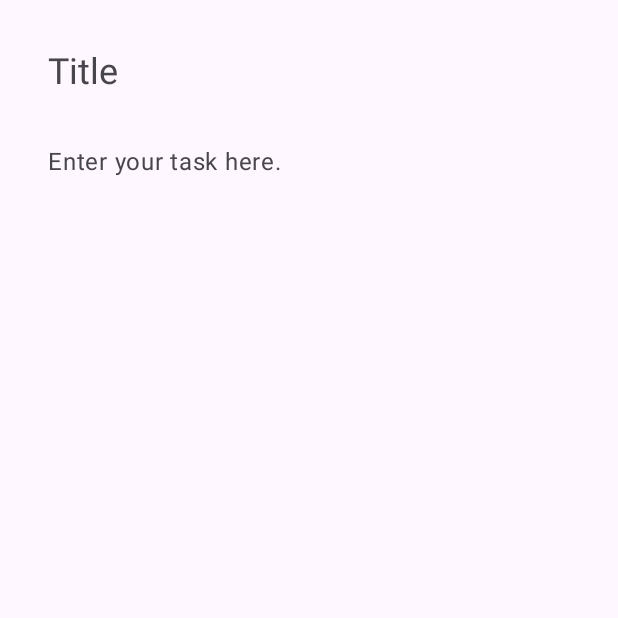
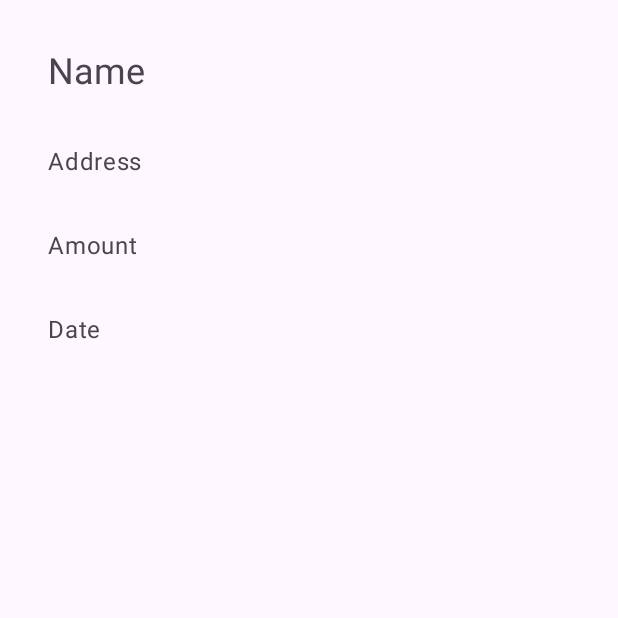
Before and after one commit to mnk98/testprojects, an Android app built with Jetpack Compose: the composable AddEditTaskContent called with empty values, on a phone screen of 412 x 824 dp, the top half of it. Run offline under Robolectric (Android 15) with nearby library versions, the phone set to English and light mode, and no system bars.

Commit message:
chore: change task

```diff
--- a/architecture-samples-main/app/src/debug/AndroidManifest.xml
+++ b/architecture-samples-main/app/src/debug/AndroidManifest.xml
@@ -14,8 +14,7 @@
      See the License for the specific language governing permissions and
      limitations under the License.
 -->
-<manifest xmlns:android="http://schemas.android.com/apk/res/android"
-    package="com.example.android.architecture.blueprints.todoapp">
+<manifest xmlns:android="http://schemas.android.com/apk/res/android">
 
     <application>
         <activity
--- a/architecture-samples-main/app/src/main/java/com/example/android/architecture/blueprints/todoapp/addedittask/AddEditTaskScreen.kt
+++ b/architecture-samples-main/app/src/main/java/com/example/android/architecture/blueprints/todoapp/addedittask/AddEditTaskScreen.kt
@@ -80,8 +80,10 @@ fun AddEditTaskScreen(
 
         AddEditTaskContent(
             loading = uiState.isLoading,
-            title = uiState.title,
-            description = uiState.description,
+            name = uiState.name,
+            address = uiState.address,
+            amount = uiState.amount,
+            date = uiState.date,
             onTitleChanged = viewModel::updateTitle,
             onDescriptionChanged = viewModel::updateDescription,
             modifier = Modifier.padding(paddingValues)
@@ -108,8 +110,10 @@ fun AddEditTaskScreen(
 @Composable
 private fun AddEditTaskContent(
     loading: Boolean,
-    title: String,
-    description: String,
+    name: String,
+    address: String,
+    amount: String,
+    date: String,
     onTitleChanged: (String) -> Unit,
     onDescriptionChanged: (String) -> Unit,
     modifier: Modifier = Modifier
@@ -136,12 +140,12 @@ private fun AddEditTaskContent(
                 cursorColor = MaterialTheme.colorScheme.onSecondary
             )
             OutlinedTextField(
-                value = title,
+                value = name,
                 modifier = Modifier.fillMaxWidth(),
                 onValueChange = onTitleChanged,
                 placeholder = {
                     Text(
-                        text = stringResource(id = R.string.title_hint),
+                        text = stringResource(id = R.string.name_hint),
                         style = MaterialTheme.typography.headlineSmall
                     )
                 },
@@ -151,11 +155,26 @@ private fun AddEditTaskContent(
                 colors = textFieldColors
             )
             OutlinedTextField(
-                value = description,
+                value = address,
                 onValueChange = onDescriptionChanged,
-                placeholder = { Text(stringResource(id = R.string.description_hint)) },
+                placeholder = { Text(stringResource(id = R.string.address_hint)) },
                 modifier = Modifier
-                    .height(350.dp)
+                    .fillMaxWidth(),
+                colors = textFieldColors
+            )
+            OutlinedTextField(
+                value = amount,
+                onValueChange = onDescriptionChanged,
+                placeholder = { Text(stringResource(id = R.string.amount_hint)) },
+                modifier = Modifier
+                    .fillMaxWidth(),
+                colors = textFieldColors
+            )
+            OutlinedTextField(
+                value = date,
+                onValueChange = onDescriptionChanged,
+                placeholder = { Text(stringResource(id = R.string.date_hint)) },
+                modifier = Modifier
                     .fillMaxWidth(),
                 colors = textFieldColors
             )
--- a/architecture-samples-main/app/src/main/res/values/strings.xml
+++ b/architecture-samples-main/app/src/main/res/values/strings.xml
@@ -32,8 +32,10 @@
     <string name="menu_delete_task">Delete task</string>
     <string name="menu_more">More</string>
     <string name="navigation_view_header_title">Todo</string>
-    <string name="title_hint">Title</string>
-    <string name="description_hint">Enter your task here.</string>
+    <string name="name_hint">Name</string>
+    <string name="address_hint">Address</string>
+    <string name="amount_hint">Amount</string>
+    <string name="date_hint">Date</string>
     <string name="cd_save_task">Save task</string>
     <string name="empty_task_message">Tasks cannot be empty</string>
     <string name="successfully_saved_task_message">Task saved</string>
--- a/architecture-samples-main/build.gradle.kts
+++ b/architecture-samples-main/build.gradle.kts
@@ -20,4 +20,5 @@ plugins {
     alias(libs.plugins.ksp) apply false
     alias(libs.plugins.hilt) apply false
     alias(libs.plugins.compose.compiler) apply false
+    alias(libs.plugins.googleservices) apply false
 }
```
Also changed, not shown: architecture-samples-main/app/build.gradle.kts (+7 -1 lines), architecture-samples-main/app/src/main/java/com/example/android/architecture/blueprints/todoapp/addedittask/AddEditTaskViewModel.kt (+20 -16 lines), architecture-samples-main/gradle/libs.versions.toml (+8 -0 lines), 2 other files.
